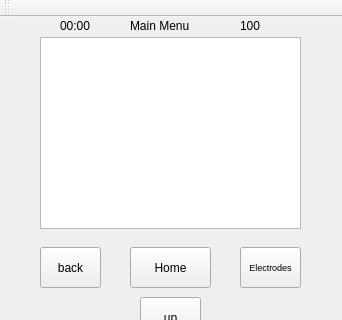
Qt form COMP3004Project/mainwindow.ui (IanBechard/3004final) before a commit; both pictures show x 0 to 342 and y 0 to 320 of the 342 by 543 pixel window.
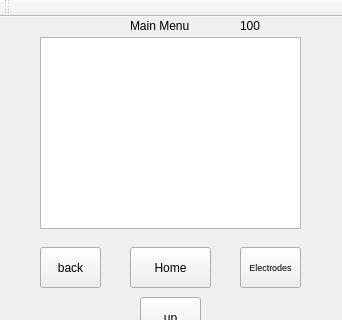
The same form after that commit.

Diff of the .ui file:
```diff
--- a/COMP3004Project/mainwindow.ui
+++ b/COMP3004Project/mainwindow.ui
@@ -196,19 +196,6 @@
      <string/>
     </property>
    </widget>
-   <widget class="QLabel" name="treatmentTag">
-    <property name="geometry">
-     <rect>
-      <x>60</x>
-      <y>0</y>
-      <width>64</width>
-      <height>17</height>
-     </rect>
-    </property>
-    <property name="text">
-     <string>00:00</string>
-    </property>
-   </widget>
    <widget class="QPushButton" name="homeButton">
     <property name="geometry">
      <rect>
```
